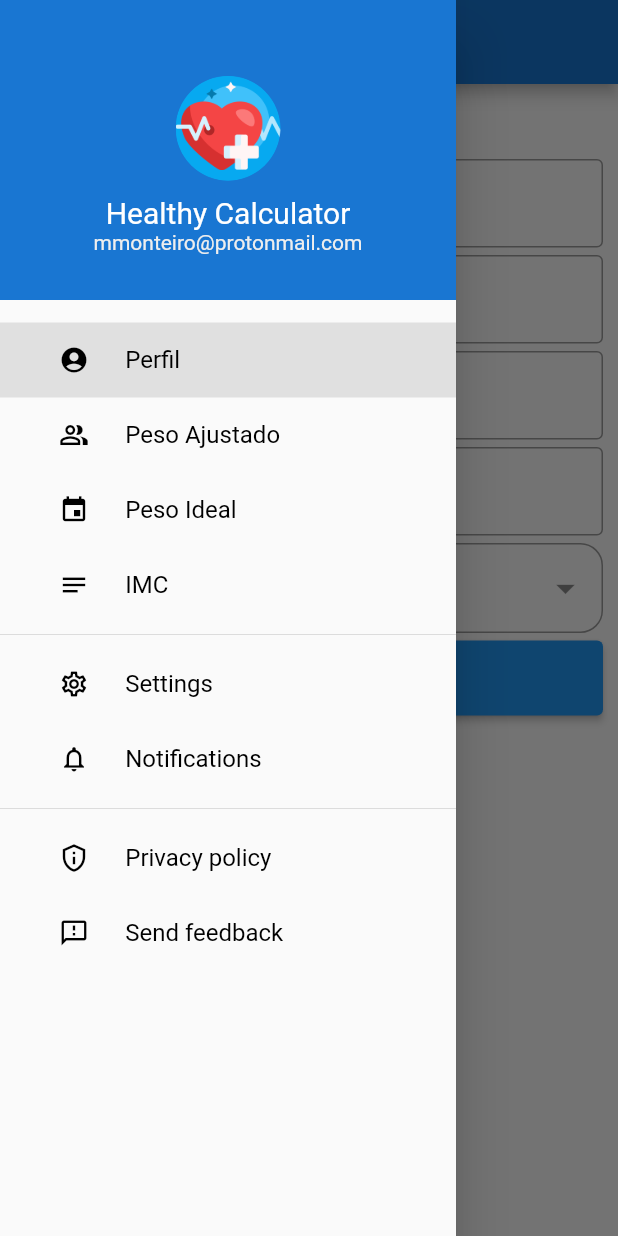
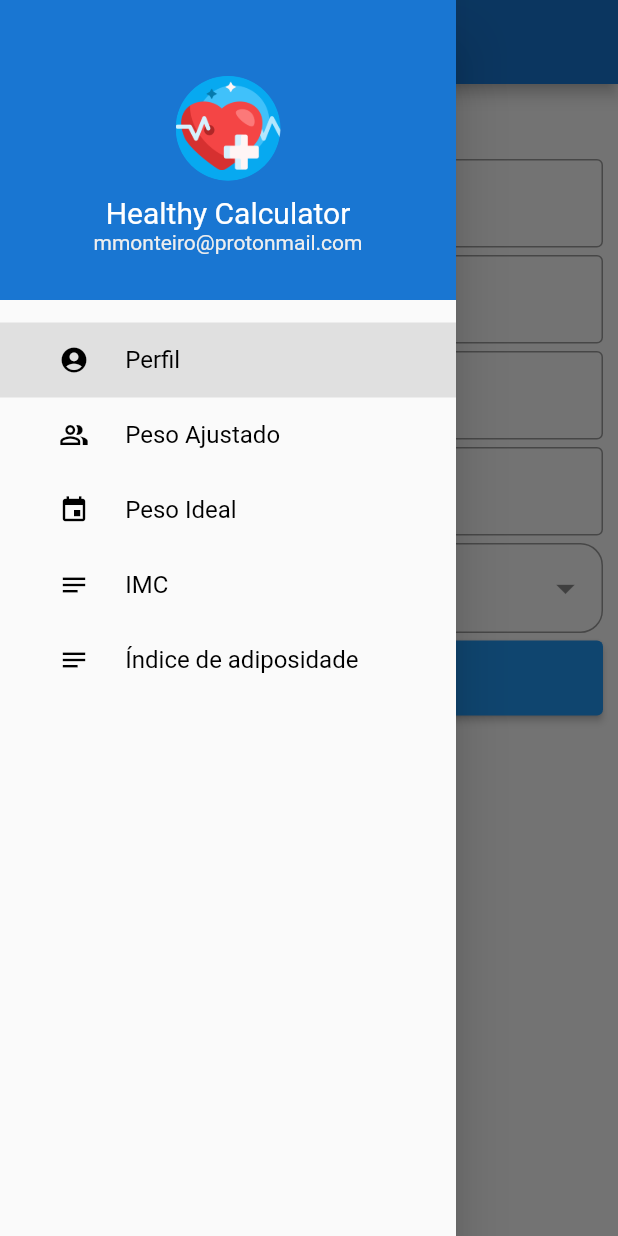
Before and after one commit to MMonteiro-21801093/Healthy-Calculator, a Flutter app: the screen it shows after launch, with the side drawer open, on a phone screen of 412 x 824 dp. Run offline on Flutter 3.47's test engine with Material 2 defaults, Android fonts, the phone set to English and light mode, and no system bars; our stand-ins replace dropdown_button2, floor, rx_notifier, sqflite; accounts and stored records are empty; generated files the repository leaves out were written again.

```diff
--- a/lib/navigation_drawer.dart
+++ b/lib/navigation_drawer.dart
@@ -1,6 +1,7 @@
 import 'package:flutter/cupertino.dart';
 import 'package:flutter/material.dart';
 import 'package:healthy_calculator/views/adjusted_weight.dart';
+import 'package:healthy_calculator/views/iac_page.dart';
 import 'package:healthy_calculator/views/ideal_weight.dart';
 import 'package:healthy_calculator/views/imc_page.dart';
 import 'package:healthy_calculator/views/profile_page.dart';
@@ -26,6 +27,8 @@ class _NavigationDrawerState extends State<NavigationDrawer> {
       container = IdealWeight();
     }else if (currentPage == DrawerSections.imc) {
       container = ImcPage();
+    }else if (currentPage == DrawerSections.iac) {
+      container = IacPage();
     }
 
     return Scaffold(
@@ -64,16 +67,18 @@ class _NavigationDrawerState extends State<NavigationDrawer> {
               currentPage == DrawerSections.idealWeight ? true : false),
           menuItem(4, "IMC", Icons.notes,
               currentPage == DrawerSections.imc ? true : false),
-          Divider(),
-          menuItem(5, "Settings", Icons.settings_outlined,
+          menuItem(5, "Índice de adiposidade", Icons.notes,
+              currentPage == DrawerSections.imc ? true : false),
+     /*     Divider(),
+          menuItem(6, "Settings", Icons.settings_outlined,
               currentPage == DrawerSections.settings ? true : false),
-          menuItem(6, "Notifications", Icons.notifications_outlined,
+          menuItem(7, "Notifications", Icons.notifications_outlined,
               currentPage == DrawerSections.notifications ? true : false),
           Divider(),
-          menuItem(7, "Privacy policy", Icons.privacy_tip_outlined,
+          menuItem(8, "Privacy policy", Icons.privacy_tip_outlined,
               currentPage == DrawerSections.privacy_policy ? true : false),
-          menuItem(8, "Send feedback", Icons.feedback_outlined,
-              currentPage == DrawerSections.send_feedback ? true : false),
+          menuItem(9, "Send feedback", Icons.feedback_outlined,
+              currentPage == DrawerSections.send_feedback ? true : false),*/
         ],
       ),
     );
@@ -94,14 +99,15 @@ class _NavigationDrawerState extends State<NavigationDrawer> {
             } else if (id == 4) {
               currentPage = DrawerSections.imc;
             } else if (id == 5) {
-              currentPage = DrawerSections.settings;
-            } else if (id == 6) {
+              currentPage = DrawerSections.iac;
+            }
+/*            } else if (id == 6) {
               currentPage = DrawerSections.notifications;
             } else if (id == 7) {
               currentPage = DrawerSections.privacy_policy;
             } else if (id == 8) {
               currentPage = DrawerSections.send_feedback;
-            }
+            }*/
           });
         },
         child: Padding(
@@ -138,6 +144,7 @@ enum DrawerSections {
   adjustedWeight,
   idealWeight,
   imc,
+  iac,
   settings,
   notifications,
   privacy_policy,
```
Also changed, not shown: lib/controllers/calculator_controller.dart (+21 -5 lines), lib/views/iac_page.dart (added, +52 -0 lines).
